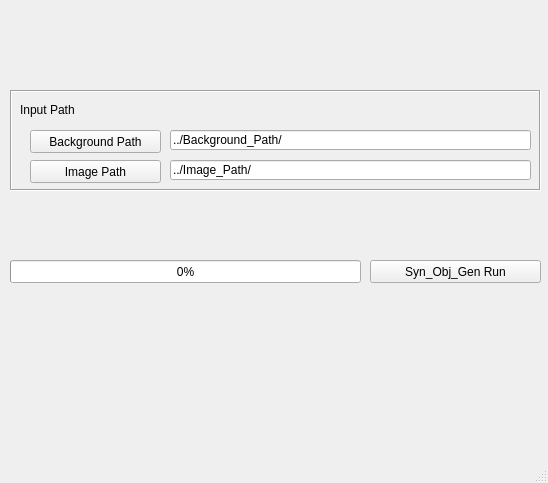
First picture: the form in main.ui, repository Hwang4506/syndata-generator, before the edit.
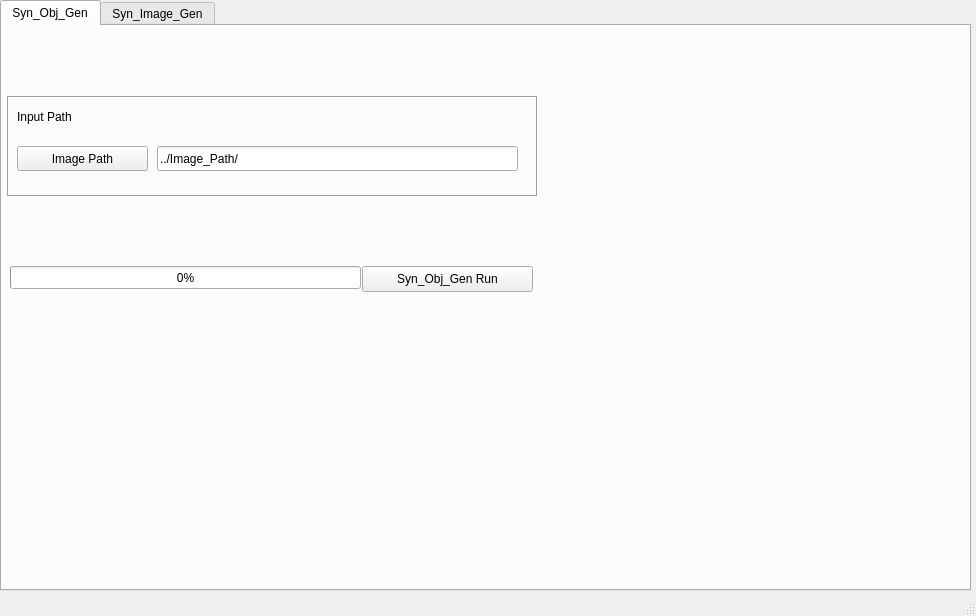
Second picture: the form after the edit. The open tabs and pages were chosen to show the change.

Diff of the .ui file:
```diff
--- a/main.ui
+++ b/main.ui
@@ -6,19 +6,61 @@
    <rect>
     <x>0</x>
     <y>0</y>
-    <width>548</width>
-    <height>483</height>
+    <width>976</width>
+    <height>616</height>
    </rect>
   </property>
   <property name="windowTitle">
    <string>Syn_Data_Generator</string>
   </property>
   <widget class="QWidget" name="centralwidget">
+   <widget class="QTabWidget" name="tabWidget">
+    <property name="geometry">
+     <rect>
+      <x>0</x>
+      <y>0</y>
+      <width>971</width>
+      <height>591</height>
+     </rect>
+    </property>
+    <property name="currentIndex">
+     <number>1</number>
+    </property>
+    <widget class="QWidget" name="OG_Tab">
+     <attribute name="title">
+      <string>Syn_Obj_Gen</string>
+     </attribute>
+     <widget class="QPushButton" name="Obj_Run_B">
+      <property name="geometry">
+       <rect>
+        <x>360</x>
+        <y>240</y>
+        <width>171</width>
+        <height>26</height>
+       </rect>
+      </property>
+      <property name="text">
+       <string>Syn_Obj_Gen Run</string>
+      </property>
+     </widget>
+     <widget class="QProgressBar" name="Obj_ProgressBar">
+      <property name="geometry">
+       <rect>
+        <x>8</x>
+        <y>240</y>
+        <width>351</width>
+        <height>23</height>
+       </rect>
+      </property>
+      <property name="value">
+       <number>0</number>
+      </property>
+     </widget>
    <widget class="QFrame" name="frame_2">
     <property name="geometry">
      <rect>
-      <x>10</x>
-      <y>90</y>
+        <x>5</x>
+        <y>70</y>
       <width>531</width>
       <height>101</height>
      </rect>
@@ -29,39 +71,13 @@
     <property name="frameShadow">
      <enum>QFrame::Sunken</enum>
     </property>
-    <widget class="QLineEdit" name="Background_Directory_LE">
-     <property name="geometry">
-      <rect>
-       <x>160</x>
-       <y>40</y>
-       <width>361</width>
-       <height>20</height>
-      </rect>
-     </property>
-     <property name="text">
-      <string>../Background_Path/</string>
-     </property>
-    </widget>
-    <widget class="QPushButton" name="Background_Directory_B">
-     <property name="geometry">
-      <rect>
-       <x>20</x>
-       <y>40</y>
-       <width>131</width>
-       <height>23</height>
-      </rect>
-     </property>
-     <property name="text">
-      <string>Background Path</string>
-     </property>
-    </widget>
     <widget class="QLabel" name="label_38">
      <property name="geometry">
       <rect>
        <x>10</x>
        <y>10</y>
        <width>61</width>
-       <height>20</height>
+         <height>21</height>
       </rect>
      </property>
      <property name="text">
@@ -71,10 +87,10 @@
     <widget class="QLineEdit" name="Image_Directory_LE">
      <property name="geometry">
       <rect>
-       <x>160</x>
-       <y>70</y>
+         <x>150</x>
+         <y>50</y>
        <width>361</width>
-       <height>20</height>
+         <height>25</height>
       </rect>
      </property>
      <property name="text">
@@ -84,10 +100,10 @@
     <widget class="QPushButton" name="Image_Directory_B">
      <property name="geometry">
       <rect>
-       <x>20</x>
-       <y>70</y>
+         <x>10</x>
+         <y>50</y>
        <width>131</width>
-       <height>23</height>
+         <height>25</height>
       </rect>
      </property>
      <property name="text">
@@ -95,31 +111,12 @@
      </property>
     </widget>
    </widget>
-   <widget class="QPushButton" name="Run_B">
-    <property name="geometry">
-     <rect>
-      <x>370</x>
-      <y>260</y>
-      <width>171</width>
-      <height>23</height>
-     </rect>
-    </property>
-    <property name="text">
-     <string>Syn_Obj_Gen Run</string>
-    </property>
-   </widget>
-   <widget class="QProgressBar" name="progressBar">
-    <property name="geometry">
-     <rect>
-      <x>10</x>
-      <y>260</y>
-      <width>351</width>
-      <height>23</height>
-     </rect>
-    </property>
-    <property name="value">
-     <number>0</number>
-    </property>
+    </widget>
+    <widget class="QWidget" name="SIG_Tab">
+     <attribute name="title">
+      <string>Syn_Image_Gen</string>
+     </attribute>
+    </widget>
    </widget>
   </widget>
   <widget class="QMenuBar" name="menubar">
```
Left out of the diff: 6 changed lines with no effect on the pictures. Lines whose indentation alone changed are shown as unchanged.
